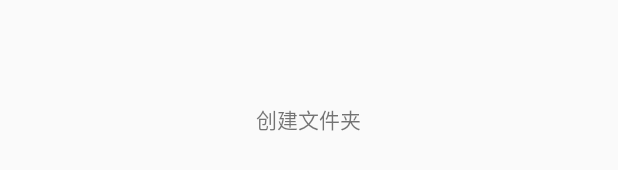
After one commit to 767455399/littlegoldweather, an Android app: the layout activity_file.xml on its own in the app's theme, with its tools: preview values and no code run, on a phone screen of 412 x 824 dp. The commit adds this screen. Shown: the part 499-669 px from the top of the screen. Run offline under Robolectric (Android 15) with nearby library versions, the phone set to English and light mode, and no system bars.

Commit message:
创建文件夹失败，待修复！

```diff
--- /dev/null
+++ b/app/src/main/res/layout/activity_file.xml
@@ -0,0 +1,21 @@
+<?xml version="1.0" encoding="utf-8"?>
+<LinearLayout xmlns:android="http://schemas.android.com/apk/res/android"
+    xmlns:app="http://schemas.android.com/apk/res-auto"
+    xmlns:tools="http://schemas.android.com/tools"
+    android:layout_width="match_parent"
+    android:layout_height="match_parent"
+    android:gravity="center"
+    tools:context=".activity.FileActivity">
+
+    <TextView
+        android:id="@+id/textView"
+        android:text="创建文件夹"
+        android:padding="10dp"
+        android:layout_width="wrap_content"
+        android:layout_height="wrap_content"
+        />
+
+
+
+
+</LinearLayout>
--- a/app/src/main/res/layout/activity_main.xml
+++ b/app/src/main/res/layout/activity_main.xml
@@ -11,7 +11,6 @@
         android:layout_width="match_parent"
         android:layout_height="60dp"
         android:gravity="center"
-        android:visibility="gone"
         android:text="这是下载的apk"/>
 
 
```
Also changed, not shown: app/src/main/AndroidManifest.xml (+5 -2 lines), app/src/main/java/com/littlegold/littlegoldweather/activity/FileActivity.java (added, +97 -0 lines), app/src/main/java/com/littlegold/littlegoldweather/activity/MainActivity.java (+4 -5 lines).
